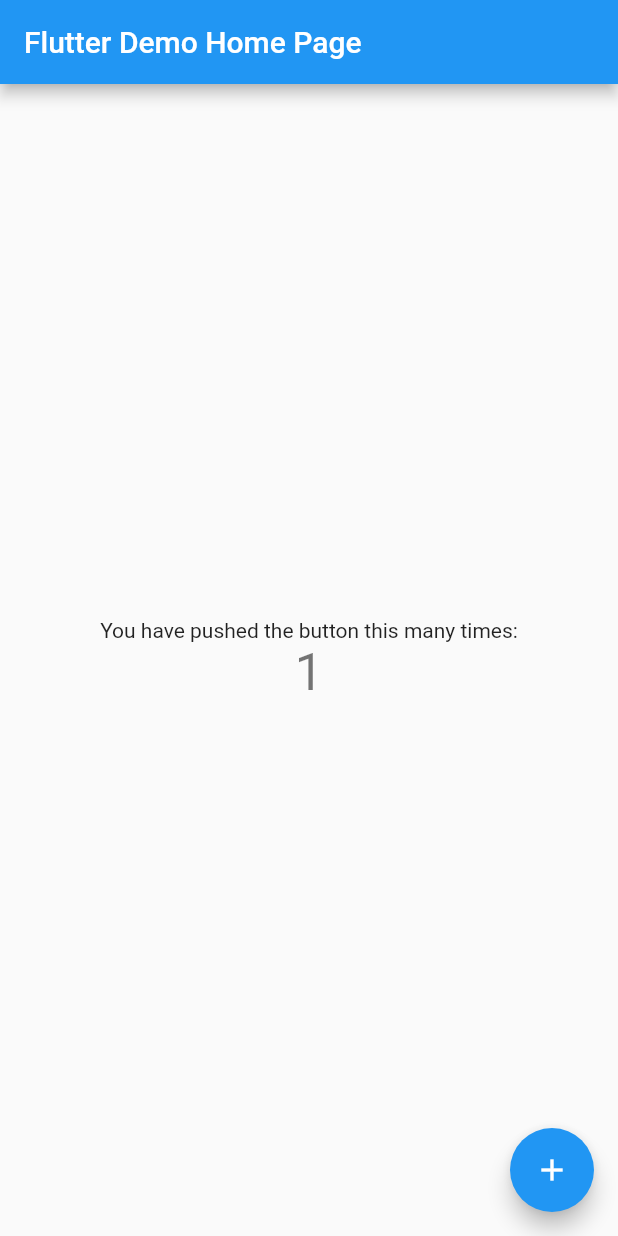
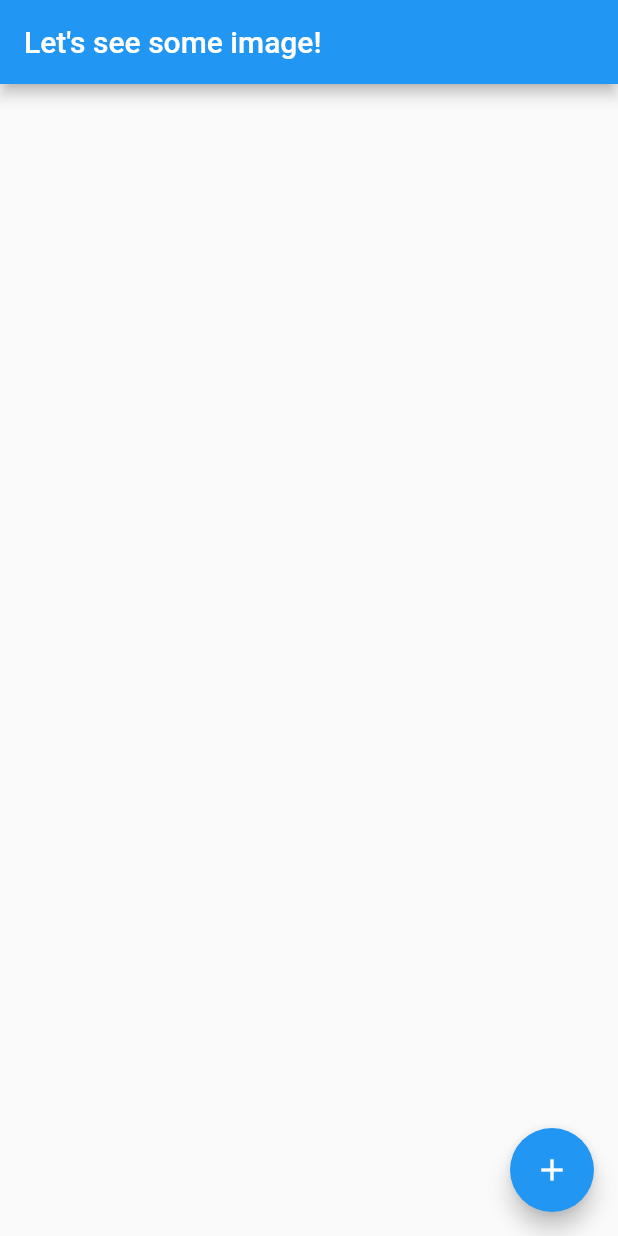
Before and after one commit to SathitLim/FlutterPractice, a Flutter app: the screen it shows after launch, after a tap on the "add" icon, on a phone screen of 412 x 824 dp. Run offline on Flutter 3.47's test engine with Material 2 defaults, Android fonts, the phone set to English and light mode, and no system bars.

Commit message:
Prepare before follow tutorial

```diff
--- a/flutter_practice/lib/main.dart
+++ b/flutter_practice/lib/main.dart
@@ -1,109 +1,10 @@
+// I need to import a helper library from flutter to get content on the screen.
 import 'package:flutter/material.dart';
+import 'src/app.dart';
 
-void main() => runApp(new MyApp());
-
-class MyApp extends StatelessWidget {
-  // This widget is the root of your application.
-  @override
-  Widget build(BuildContext context) {
-    return new MaterialApp(
-      title: 'Flutter Demo',
-      theme: new ThemeData(
-        // This is the theme of your application.
-        //
-        // Try running your application with "flutter run". You'll see the
-        // application has a blue toolbar. Then, without quitting the app, try
-        // changing the primarySwatch below to Colors.green and then invoke
-        // "hot reload" (press "r" in the console where you ran "flutter run",
-        // or press Run > Flutter Hot Reload in IntelliJ). Notice that the
-        // counter didn't reset back to zero; the application is not restarted.
-        primarySwatch: Colors.blue,
-      ),
-      home: new MyHomePage(title: 'Flutter Demo Home Page'),
-    );
-  }
+// Define a 'main' function to run when our app starts.
+void main() {
+  //Create a new text widget to show some text On the screen.
+  //Take that widget and get it on the screen.
+  runApp(App());
 }
-
-class MyHomePage extends StatefulWidget {
-  MyHomePage({Key key, this.title}) : super(key: key);
-
-  // This widget is the home page of your application. It is stateful, meaning
-  // that it has a State object (defined below) that contains fields that affect
-  // how it looks.
-
-  // This class is the configuration for the state. It holds the values (in this
-  // case the title) provided by the parent (in this case the App widget) and
-  // used by the build method of the State. Fields in a Widget subclass are
-  // always marked "final".
-
-  final String title;
-
-  @override
-  _MyHomePageState createState() => new _MyHomePageState();
-}
-
-class _MyHomePageState extends State<MyHomePage> {
-  int _counter = 0;
-
-  void _incrementCounter() {
-    setState(() {
-      // This call to setState tells the Flutter framework that something has
-      // changed in this State, which causes it to rerun the build method below
-      // so that the display can reflect the updated values. If we changed
-      // _counter without calling setState(), then the build method would not be
-      // called again, and so nothing would appear to happen.
-      _counter++;
-    });
-  }
-
-  @override
-  Widget build(BuildContext context) {
-    // This method is rerun every time setState is called, for instance as done
-    // by the _incrementCounter method above.
-    //
-    // The Flutter framework has been optimized to make rerunning build methods
-    // fast, so that you can just rebuild anything that needs updating rather
-    // than having to individually change instances of widgets.
-    return new Scaffold(
-      appBar: new AppBar(
-        // Here we take the value from the MyHomePage object that was created by
-        // the App.build method, and use it to set our appbar title.
-        title: new Text(widget.title),
-      ),
-      body: new Center(
-        // Center is a layout widget. It takes a single child and positions it
-        // in the middle of the parent.
-        child: new Column(
-          // Column is also layout widget. It takes a list of children and
-          // arranges them vertically. By default, it sizes itself to fit its
-          // children horizontally, and tries to be as tall as its parent.
-          //
-          // Invoke "debug paint" (press "p" in the console where you ran
-          // "flutter run", or select "Toggle Debug Paint" from the Flutter tool
-          // window in IntelliJ) to see the wireframe for each widget.
-          //
-          // Column has various properties to control how it sizes itself and
-          // how it positions its children. Here we use mainAxisAlignment to
-          // center the children vertically; the main axis here is the vertical
-          // axis because Columns are vertical (the cross axis would be
-          // horizontal).
-          mainAxisAlignment: MainAxisAlignment.center,
-          children: <Widget>[
-            new Text(
-              'You have pushed the button this many times:',
-            ),
-            new Text(
-              '$_counter',
-              style: Theme.of(context).textTheme.display1,
-            ),
-          ],
-        ),
-      ),
-      floatingActionButton: new FloatingActionButton(
-        onPressed: _incrementCounter,
-        tooltip: 'Increment',
-        child: new Icon(Icons.add),
-      ), // This trailing comma makes auto-formatting nicer for build methods.
-    );
-  }
-}
--- /dev/null
+++ b/flutter_practice/lib/src/app.dart
@@ -0,0 +1,23 @@
+// Import flutter helper library
+import 'package:flutter/material.dart';
+
+// Create a class that will be our custom widget. This class must extend the 'StatelessWidget' base class
+class App extends StatelessWidget {
+  //Must define a 'build' method that returns the widget that *this* widget will show.
+  @override
+  Widget build(BuildContext context) {
+    return MaterialApp(
+      home: Scaffold(
+        floatingActionButton: FloatingActionButton(
+          child: Icon( Icons.add ),
+          onPressed:(){
+            print('Hi there!');
+          },
+        ),
+        appBar: AppBar(
+          title: Text("Let's see some image!"),
+        ),
+      ),
+    );
+  }
+}
```
